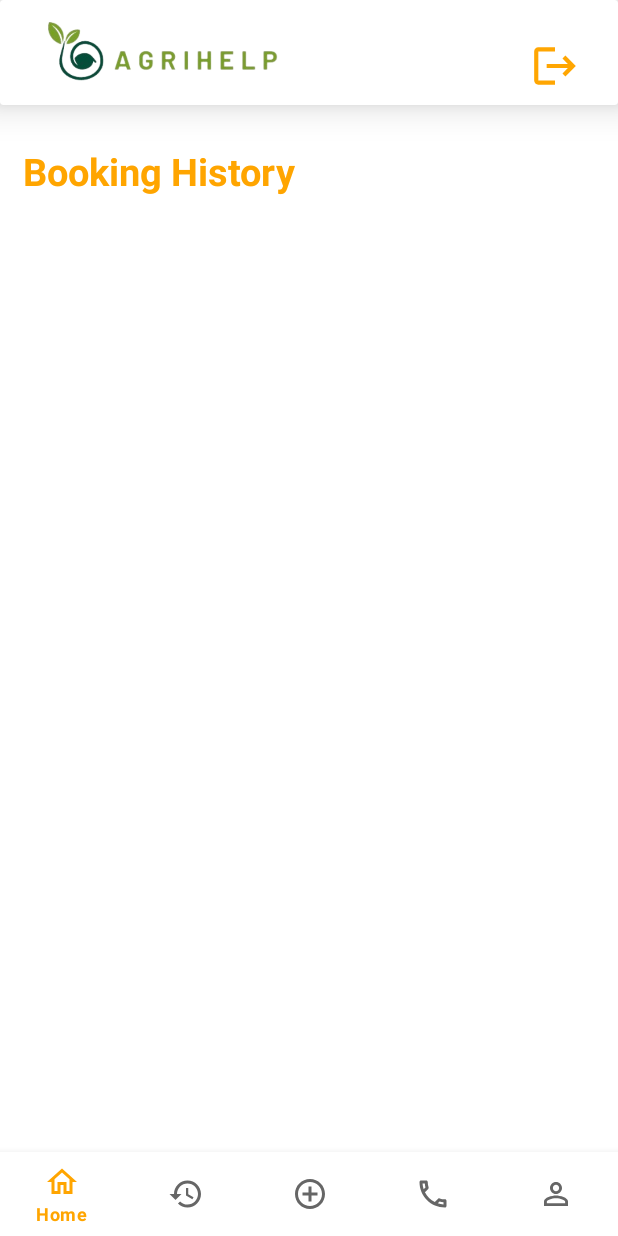
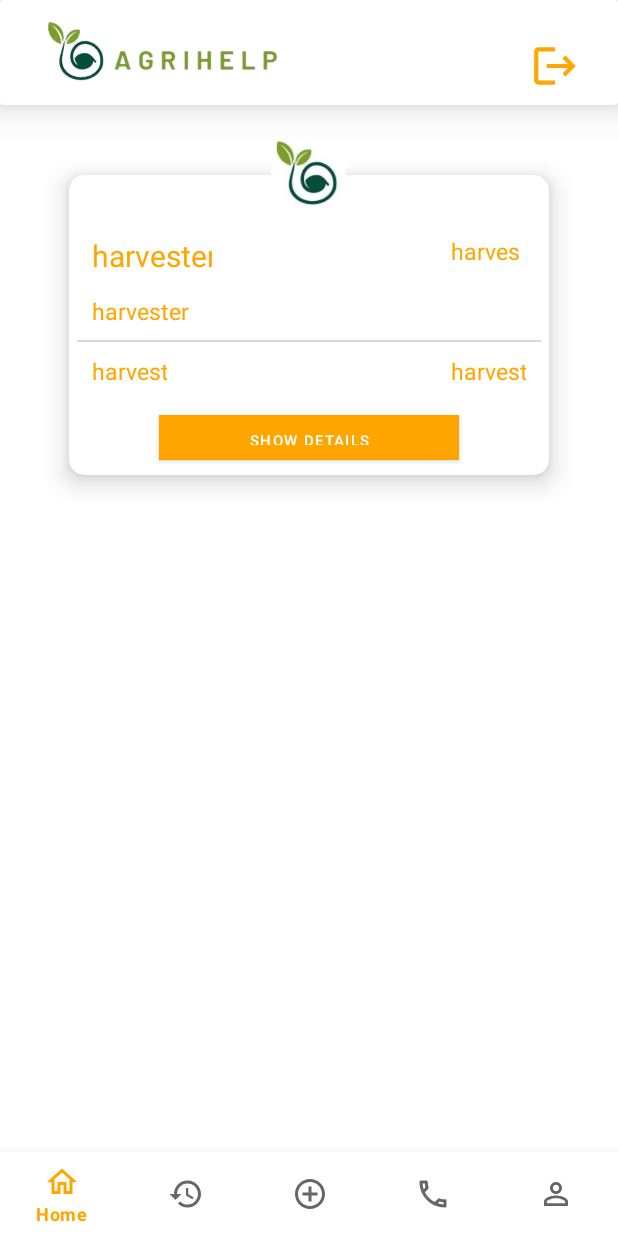
Before and after one commit to AbhayKachhadiya/Agrihelp, an Android app: the fragment BookingHistoryFragment placed in its activity, on a phone screen of 412 x 824 dp. Run offline under Robolectric (Android 15) with nearby library versions, the phone set to English and light mode, and no system bars; libraries missing offline, so code that uses them is left out: com.denzcoskun.imageslider; network calls fail.

Commit message:
update booking history fragment

```diff
--- a/app/src/main/java/com/example/agrihelp/BookingHistoryFragment.kt
+++ b/app/src/main/java/com/example/agrihelp/BookingHistoryFragment.kt
@@ -5,13 +5,25 @@ import androidx.fragment.app.Fragment
 import android.view.LayoutInflater
 import android.view.View
 import android.view.ViewGroup
+import androidx.recyclerview.widget.LinearLayoutManager
+import androidx.recyclerview.widget.RecyclerView
+import com.example.agrihelp.adapters.ItemsAdapter
 
 
 class BookingHistoryFragment : Fragment() {
 
+    private lateinit var lstItems: RecyclerView
     override fun onCreateView(inflater: LayoutInflater, container: ViewGroup?, savedInstanceState: Bundle?): View? {
         // Inflate the layout for this fragment
         return inflater.inflate(R.layout.fragment_booking_history, container, false)
     }
 
+    override fun onViewCreated(view: View, savedInstanceState: Bundle?) {
+        super.onViewCreated(view, savedInstanceState)
+
+        lstItems = view.findViewById(R.id.lstItems)
+        lstItems.layoutManager = LinearLayoutManager(requireContext(), LinearLayoutManager.VERTICAL, false)
+        lstItems.adapter = ItemsAdapter(arrayOf("harvester", "$700"))
+    }
+
 }
--- /dev/null
+++ b/app/src/main/java/com/example/agrihelp/adapters/ItemsAdapter.kt
@@ -0,0 +1,37 @@
+package com.example.agrihelp.adapters
+
+import android.view.LayoutInflater
+import android.view.View
+import android.view.ViewGroup
+import android.widget.TextView
+import androidx.recyclerview.widget.RecyclerView
+import com.example.agrihelp.R
+
+class ItemsAdapter(private val items: Array<String>) : RecyclerView.Adapter<ItemsAdapter.ViewHolder>()
+{
+    class ViewHolder(view: View) : RecyclerView.ViewHolder(view)
+    {
+        val txtServiceName: TextView = view.findViewById(R.id.txtServiceName)
+        val txtDate: TextView = view.findViewById(R.id.txtDate)
+        val txtRentalPrice: TextView = view.findViewById(R.id.txtRentalPrice)
+        val txtCropName: TextView = view.findViewById(R.id.txtCropName)
+        val txtStatus: TextView = view.findViewById(R.id.txtStatus)
+    }
+
+    override fun onCreateViewHolder(parent: ViewGroup, viewType: Int): ViewHolder
+    {
+        val itemView = LayoutInflater.from(parent.context).inflate(R.layout.booking_details, parent, false)
+        return ViewHolder(itemView)
+    }
+
+    override fun onBindViewHolder(holder: ViewHolder, position: Int)
+    {
+        holder.txtServiceName.text = items[position]
+        holder.txtDate.text = items[position]
+        holder.txtRentalPrice.text = items[position]
+        holder.txtCropName.text = items[position]
+        holder.txtStatus.text = items[position]
+    }
+
+    override fun getItemCount(): Int = items.size
+}
--- a/app/src/main/res/layout/booking_details.xml
+++ b/app/src/main/res/layout/booking_details.xml
@@ -10,37 +10,108 @@
     android:paddingRight="5dp"
     tools:context=".BookingHistoryFragment">
 
-    <RelativeLayout
-        android:layout_width="match_parent"
-        android:layout_height="match_parent">
-
         <androidx.cardview.widget.CardView
             android:id="@+id/crdDetails"
             android:layout_width="320sp"
             android:layout_height="200sp"
             android:layout_centerHorizontal="true"
             android:layout_gravity="center"
-            android:layout_marginVertical="90sp"
+            android:layout_marginVertical="30sp"
+            android:elevation="0sp"
             app:cardCornerRadius="10sp"
-            android:elevation="0sp">
+            app:cardElevation="10sp">
+
+            <TextView
+                android:id="@+id/txtServiceName"
+                android:layout_width="80sp"
+                android:layout_height="30sp"
+                android:layout_marginHorizontal="15sp"
+                android:layout_marginTop="40sp"
+                android:inputType="text"
+                android:text="@string/services"
+                android:textColor="@color/orange_500"
+                android:textSize="20sp"
+                tools:ignore="TextViewEdits,TouchTargetSizeCheck" />
+
+            <TextView
+                android:id="@+id/txtRentalPrice"
+                android:layout_width="50sp"
+                android:layout_height="20sp"
+                android:layout_marginHorizontal="15sp"
+                android:layout_gravity="end"
+                android:text="@string/price"
+                android:textColor="@color/orange_500"
+                android:textSize="15sp"
+                android:layout_marginTop="40sp"/>
+
+            <TextView
+                android:id="@+id/txtDate"
+                android:layout_width="100sp"
+                android:layout_height="20sp"
+                android:layout_marginHorizontal="15sp"
+                android:layout_marginTop="80sp"
+                android:inputType="text"
+                android:text="@string/purchase_date"
+                android:textColor="@color/orange_500"
+                android:textSize="15sp"
+                tools:ignore="TextViewEdits,TouchTargetSizeCheck" />
+
+            <View
+                android:layout_width="match_parent"
+                android:layout_marginTop="110sp"
+                android:layout_marginHorizontal="5sp"
+                android:layout_height="1dp"
+                android:background="@color/lignt_gray"/>
+
+
+            <TextView
+                android:id="@+id/txtCropName"
+                android:layout_width="50sp"
+                android:layout_height="20sp"
+                android:layout_marginHorizontal="15sp"
+                android:layout_marginTop="120sp"
+                android:inputType="text"
+                android:text="@string/crop"
+                android:textColor="@color/orange_500"
+                android:textSize="15sp"
+                tools:ignore="TextViewEdits,TouchTargetSizeCheck,TextSizeCheck" />
+
+            <TextView
+                android:id="@+id/txtStatus"
+                android:layout_width="50sp"
+                android:layout_height="20sp"
+                android:layout_marginHorizontal="15sp"
+                android:layout_marginTop="120sp"
+                android:inputType="text"
+                android:text="@string/status"
+                android:layout_gravity="end"
+                android:textColor="@color/orange_500"
+                android:textSize="15sp"
+                tools:ignore="TextViewEdits,TouchTargetSizeCheck" />
+
+            <Button
+                android:id="@+id/showDetails"
+                android:layout_width="200sp"
+                android:layout_height="30sp"
+                android:layout_gravity="center_horizontal"
+                android:layout_marginTop="160sp"
+                android:background="@color/orange_500"
+                android:gravity="center"
+                android:text="@string/show_details"
+                android:textSize="10sp"
+                tools:ignore="SmallSp,TextContrastCheck,TouchTargetSizeCheck" />
 
         </androidx.cardview.widget.CardView>
 
-    </RelativeLayout>
 
     <ImageView
         android:id="@+id/imgLeaf"
         android:layout_width="50sp"
         android:layout_height="50sp"
+        android:elevation="10sp"
         android:contentDescription="@null"
         android:src="@drawable/ic_leaf"
         android:layout_centerHorizontal="true"
-        android:layout_marginTop="60sp"/>
-    <androidx.cardview.widget.CardView
-        android:layout_width="wrap_content"
-        android:layout_height="wrap_content"
-        app:cardCornerRadius="50sp">
-
-    </androidx.cardview.widget.CardView>
+        android:layout_marginTop="5sp"/>
 
 </RelativeLayout>
--- a/app/src/main/res/layout/dropdown_item.xml
+++ b/app/src/main/res/layout/dropdown_item.xml
@@ -4,7 +4,7 @@
         xmlns:android="http://schemas.android.com/apk/res/android"
         android:id="@+id/textView"
         android:layout_width="match_parent"
-        android:textColor="@color/black"
+        android:textColor="@color/orange_500"
         android:textStyle="bold"
         android:padding="14dp"
         android:layout_height="wrap_content"
--- a/app/src/main/res/layout/fragment_booking_history.xml
+++ b/app/src/main/res/layout/fragment_booking_history.xml
@@ -11,18 +11,10 @@
 
     <!-- TODO: Update blank fragment layout -->
 
-    <TextView
-        android:id="@+id/txt"
-        android:layout_width="wrap_content"
+    <androidx.recyclerview.widget.RecyclerView
+        android:id="@+id/lstItems"
+        android:layout_width="match_parent"
         android:layout_height="wrap_content"
-        android:text="@string/booking_history"
-        android:textSize = "25sp"
-        android:layout_marginTop="20sp"
-        android:layout_marginHorizontal="10sp"
-        android:textColor="@color/orange_500"
-        android:textStyle="bold"
-        android:layout_marginBottom="10sp"
-        tools:ignore="TextContrastCheck">
-    </TextView>
+        tools:listitem="@layout/booking_details"/>
 
 </RelativeLayout>
--- a/app/src/main/res/values/colors.xml
+++ b/app/src/main/res/values/colors.xml
@@ -7,6 +7,7 @@
     <color name="teal_700">#FF018786</color>
     <color name="orange_500">#FFA500</color>
     <color name="black">#FF000000</color>
+    <color name="lignt_gray">#D9D9D9</color>
     <color name="white">#FFFFFFFF</color>
     <color name="green_500">#31D438</color>
     <color name="light_orange">#61FFEDD5</color>
--- a/app/src/main/res/values/strings.xml
+++ b/app/src/main/res/values/strings.xml
@@ -53,6 +53,9 @@
     <string name="tall_free_number"> +91 9408482488</string>
     <string name="any_questions">You have any questions or need additional information ?</string>
     <string name="textview">TextView</string>
+    <string name="price">Price</string>
+    <string name="purchase_date">Purchase Date</string>
+    <string name="show_details">Show Details</string>
 
 
 </resources>
```
